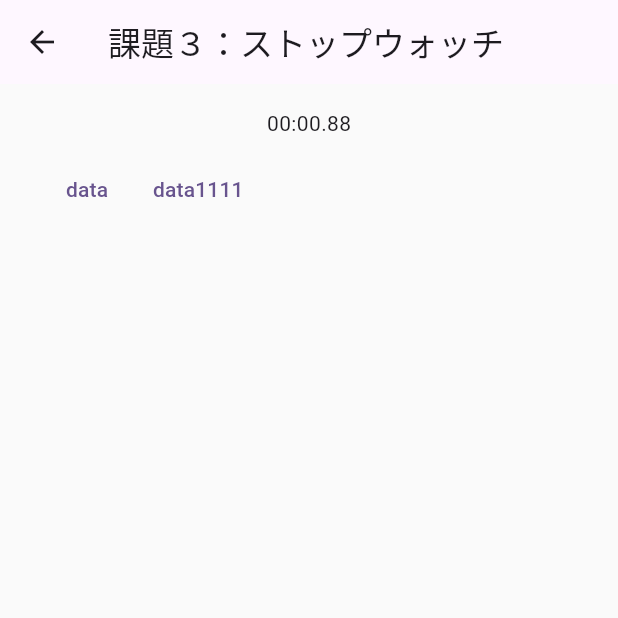
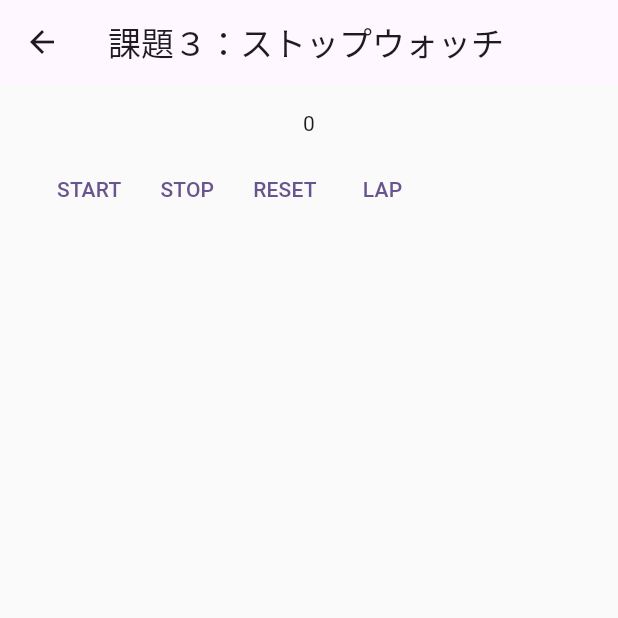
Before and after one commit to retail-oukaku/flutter_study, a Flutter app: the screen it shows after launch, after a tap on "課題3", on a phone screen of 412 x 824 dp, the top half of it. Run offline on Flutter 3.47's test engine with Material 2 defaults, Android fonts, the phone set to English and light mode, and no system bars.

Commit message:
機能を更新

```diff
--- a/lib/kadai3/stop_watch_page.dart
+++ b/lib/kadai3/stop_watch_page.dart
@@ -10,6 +10,7 @@ class StopWatchPage extends StatefulWidget {
 
 class _StopWatchPageState extends State<StopWatchPage> {
   final _stopWatch = Stopwatch();
+  int _counter = 0;
   final _items = <String>[];
   @override
   void initState() {
@@ -64,7 +65,9 @@ class _StopWatchPageState extends State<StopWatchPage> {
         const SizedBox(
           width: 10,
         ),
-        const Text('00:00.88'),
+        Text(
+          _stopWatch.elapsedMilliseconds.toString(),
+        ),
         const SizedBox(
           height: 10,
         ),
@@ -74,14 +77,24 @@ class _StopWatchPageState extends State<StopWatchPage> {
               width: 10,
             ),
             TextButton(onPressed: () {
-
+              startStopWatch();
             },
-              child: const Text('data'),
+              child: const Text('START'),
             ),
             TextButton(onPressed: () {
-
+              stopWatch();
             },
-              child: const Text('data1111'),
+              child: const Text('STOP'),
+            ),
+            TextButton(onPressed: () {
+              resetStopWatch();
+            },
+              child: const Text('RESET'),
+            ),
+            TextButton(onPressed: () {
+              lapStopWatch();
+            },
+              child: const Text('LAP'),
             ),
           ],
         ),
@@ -123,22 +136,29 @@ class _StopWatchPageState extends State<StopWatchPage> {
 
   void startStopWatch(){
     _stopWatch.start();
+    _counter = _stopWatch.elapsedMilliseconds;
     // change button's type text
   }
   void stopWatch(){
-    _stopWatch.stop();
+    if (_stopWatch.isRunning) {
+      _stopWatch.stop();
+    }
     // change button's type text
   }
   void resetStopWatch(){
+    if (_stopWatch.isRunning) {
+      _stopWatch.stop();
+    }
     _stopWatch.reset();
-    // change button's type text
-    // clear the rap list
-
+    setState(_items.clear);
   }
-  void rapStopWatch(){
-    final lap = _stopWatch.elapsedTicks;
-
-    // get current time
-    // add time in rap list
+  void lapStopWatch(){
+    if (!_stopWatch.isRunning) {
+      return;
+    }
+    final lap = _stopWatch.elapsedMilliseconds;
+    setState(() {
+      _items.add(lap.toString());
+    });
   }
 }
```
